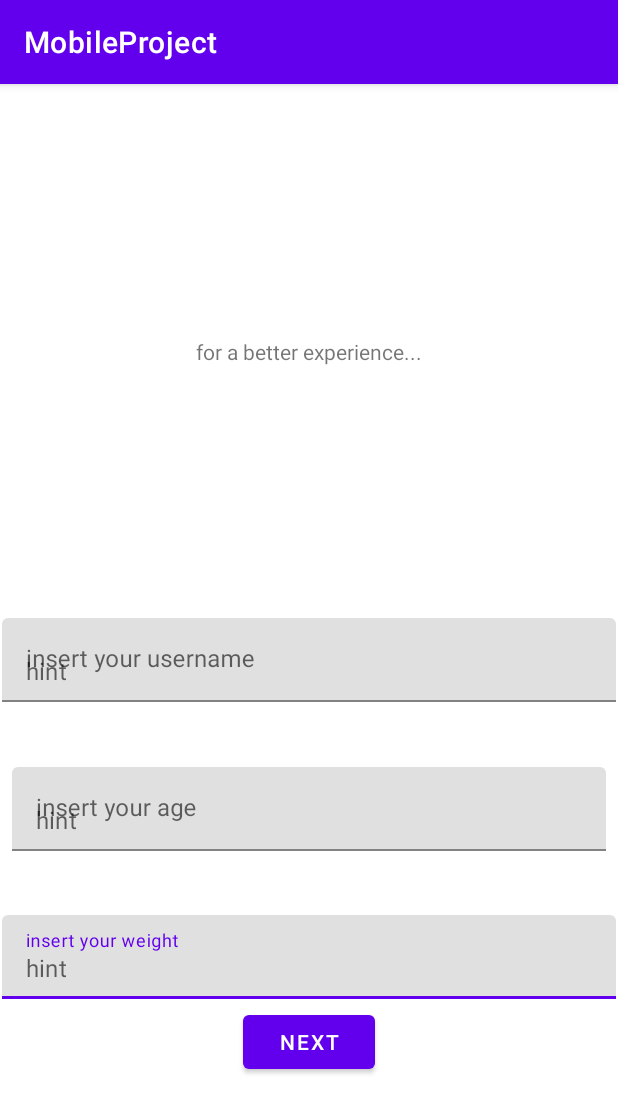
After one commit to nixetheus/Fitup, an Android app: the HomeActivity screen opened directly, with no data from a screen before it, on a phone screen of 412 x 824 dp. The commit adds this screen. Shown: the top 1113 px of the screen. Run offline under Robolectric (Android 15) with nearby library versions, the light colour scheme and no system bars; our stand-ins replace Firebase (no records; nobody signed in at launch, a user with empty details on screens opened directly).

Commit message:
first activities and entities

```diff
--- /dev/null
+++ b/app/src/main/java/it/polimi/mobile/design/Entities/User.kt
@@ -0,0 +1,3 @@
+package it.polimi.mobile.design.Entities
+
+data class User(val uId: String?=null, val username: String?=null, val weight: String?=null, val age: String?=null)
--- /dev/null
+++ b/app/src/main/java/it/polimi/mobile/design/Entities/WorkOut.kt
@@ -0,0 +1,5 @@
+package it.polimi.mobile.design.Entities
+
+import java.sql.Time
+
+data class WorkOut(val woId: String?=null, val time: Time?= null  )
--- /dev/null
+++ b/app/src/main/java/it/polimi/mobile/design/HomeActivity.kt
@@ -0,0 +1,37 @@
+package it.polimi.mobile.design
+
+import android.content.Intent
+import androidx.appcompat.app.AppCompatActivity
+import android.os.Bundle
+import android.widget.Toast
+import androidx.core.view.get
+import com.google.firebase.auth.FirebaseAuth
+import com.google.firebase.database.DatabaseReference
+import com.google.firebase.database.FirebaseDatabase
+import it.polimi.mobile.design.Entities.User
+import it.polimi.mobile.design.databinding.ActivityHomeBinding
+
+class HomeActivity : AppCompatActivity() {
+    private lateinit var binding: ActivityHomeBinding
+    private lateinit var firebaseAuth: FirebaseAuth
+    private lateinit var database: DatabaseReference
+    override fun onCreate(savedInstanceState: Bundle?) {
+        super.onCreate(savedInstanceState)
+        binding = ActivityHomeBinding.inflate(layoutInflater)
+        setContentView(binding.root)
+        firebaseAuth = FirebaseAuth.getInstance()
+        binding.nextBtn.setOnClickListener {
+            val uid = firebaseAuth.uid
+            val username= binding.username.toString()
+            val age= binding.age.toString()
+            val weight= binding.weight.toString()
+            database= FirebaseDatabase.getInstance().getReference("Users")
+            val User=User(uid,username,weight, age)
+            database.child(username).setValue(User).addOnSuccessListener {
+                Toast.makeText(this, "Successfully saved!!", Toast.LENGTH_SHORT).show()
+                val intent = Intent(this, HomeActivity::class.java)
+                startActivity(intent)
+            }
+        }
+    }
+}
--- /dev/null
+++ b/app/src/main/res/layout/activity_home.xml
@@ -0,0 +1,95 @@
+<?xml version="1.0" encoding="utf-8"?>
+<androidx.constraintlayout.widget.ConstraintLayout xmlns:android="http://schemas.android.com/apk/res/android"
+    xmlns:app="http://schemas.android.com/apk/res-auto"
+    xmlns:tools="http://schemas.android.com/tools"
+    android:layout_width="match_parent"
+    android:layout_height="match_parent"
+    tools:context=".HomeActivity">
+
+    <com.google.android.material.textfield.TextInputLayout
+        android:id="@+id/weight"
+        android:layout_width="409dp"
+        android:layout_height="wrap_content"
+        android:layout_marginStart="16dp"
+        android:layout_marginTop="8dp"
+        android:layout_marginEnd="16dp"
+        android:layout_marginBottom="24dp"
+        android:hint="insert your weight"
+        app:layout_constraintBottom_toBottomOf="parent"
+        app:layout_constraintEnd_toEndOf="parent"
+        app:layout_constraintStart_toStartOf="parent"
+        app:layout_constraintTop_toBottomOf="@+id/username">
+
+        <com.google.android.material.textfield.TextInputEditText
+            android:layout_width="match_parent"
+            android:layout_height="wrap_content"
+            android:hint="hint" />
+    </com.google.android.material.textfield.TextInputLayout>
+
+    <com.google.android.material.textfield.TextInputLayout
+        android:id="@+id/username"
+        android:layout_width="409dp"
+        android:layout_height="wrap_content"
+        android:layout_marginStart="16dp"
+        android:layout_marginTop="16dp"
+        android:layout_marginEnd="16dp"
+        android:layout_marginBottom="16dp"
+        android:hint="insert your username"
+        app:layout_constraintBottom_toBottomOf="parent"
+        app:layout_constraintEnd_toEndOf="parent"
+        app:layout_constraintStart_toStartOf="parent"
+        app:layout_constraintTop_toTopOf="parent">
+
+        <com.google.android.material.textfield.TextInputEditText
+            android:layout_width="match_parent"
+            android:layout_height="wrap_content"
+            android:hint="hint" />
+    </com.google.android.material.textfield.TextInputLayout>
+
+    <com.google.android.material.textfield.TextInputLayout
+        android:id="@+id/age"
+        android:layout_width="0dp"
+        android:layout_height="wrap_content"
+        android:layout_marginStart="8dp"
+        android:layout_marginTop="8dp"
+        android:layout_marginEnd="8dp"
+        android:layout_marginBottom="8dp"
+        android:hint="insert your age"
+        app:layout_constraintBottom_toTopOf="@+id/weight"
+        app:layout_constraintEnd_toEndOf="parent"
+        app:layout_constraintStart_toStartOf="parent"
+        app:layout_constraintTop_toBottomOf="@+id/username">
+
+        <com.google.android.material.textfield.TextInputEditText
+            android:layout_width="match_parent"
+            android:layout_height="wrap_content"
+            android:hint="hint" />
+    </com.google.android.material.textfield.TextInputLayout>
+
+    <Button
+        android:id="@+id/nextBtn"
+        android:layout_width="wrap_content"
+        android:layout_height="wrap_content"
+        android:layout_marginStart="16dp"
+        android:layout_marginEnd="16dp"
+        android:layout_marginBottom="101dp"
+        android:text="Next"
+        app:layout_constraintBottom_toBottomOf="parent"
+        app:layout_constraintEnd_toEndOf="parent"
+        app:layout_constraintStart_toStartOf="parent"
+        app:layout_constraintTop_toBottomOf="@+id/weight" />
+
+    <TextView
+        android:id="@+id/textView"
+        android:layout_width="wrap_content"
+        android:layout_height="wrap_content"
+        android:layout_marginStart="16dp"
+        android:layout_marginTop="32dp"
+        android:layout_marginEnd="16dp"
+        android:layout_marginBottom="32dp"
+        android:text="for a better experience..."
+        app:layout_constraintBottom_toTopOf="@+id/username"
+        app:layout_constraintEnd_toEndOf="parent"
+        app:layout_constraintStart_toStartOf="parent"
+        app:layout_constraintTop_toTopOf="parent" />
+</androidx.constraintlayout.widget.ConstraintLayout>
--- a/build.gradle
+++ b/build.gradle
@@ -1,4 +1,8 @@
-// Top-level build file where you can add configuration options common to all sub-projects/modules.
+buildscript {
+    dependencies {
+        classpath 'com.google.gms:google-services:4.3.14'
+    }
+}// Top-level build file where you can add configuration options common to all sub-projects/modules.
 plugins {
     id 'com.android.application' version '7.3.0' apply false
     id 'com.android.library' version '7.3.0' apply false
```
Also changed, not shown: app/build.gradle (+7 -0 lines), app/src/main/AndroidManifest.xml (+22 -0 lines), app/src/main/java/it/polimi/mobile/design/MainActivity.kt (+14 -1 lines), app/src/main/java/it/polimi/mobile/design/SignInActivity.kt (added, +59 -0 lines), app/src/main/java/it/polimi/mobile/design/SignUpActivity.kt (added, +52 -0 lines), app/src/main/res/layout/activity_main.xml (+29 -0 lines), app/src/main/res/layout/activity_sign_in.xml (added, +68 -0 lines), app/src/main/res/layout/activity_sign_up.xml (added, +85 -0 lines), 1 other file.
